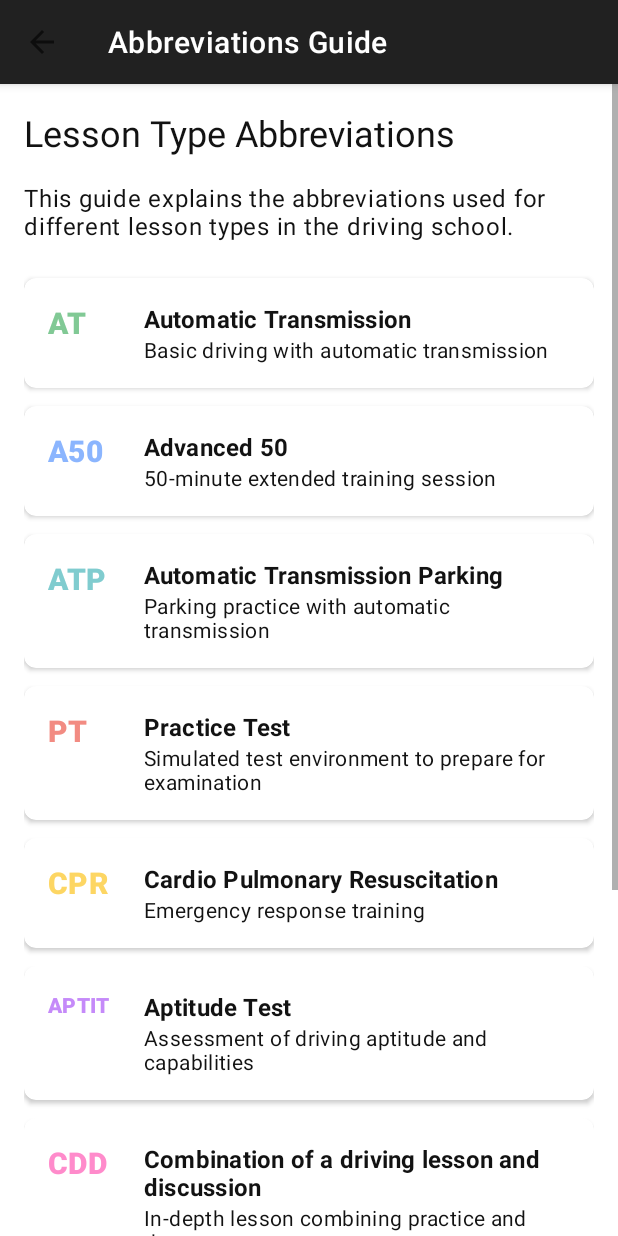
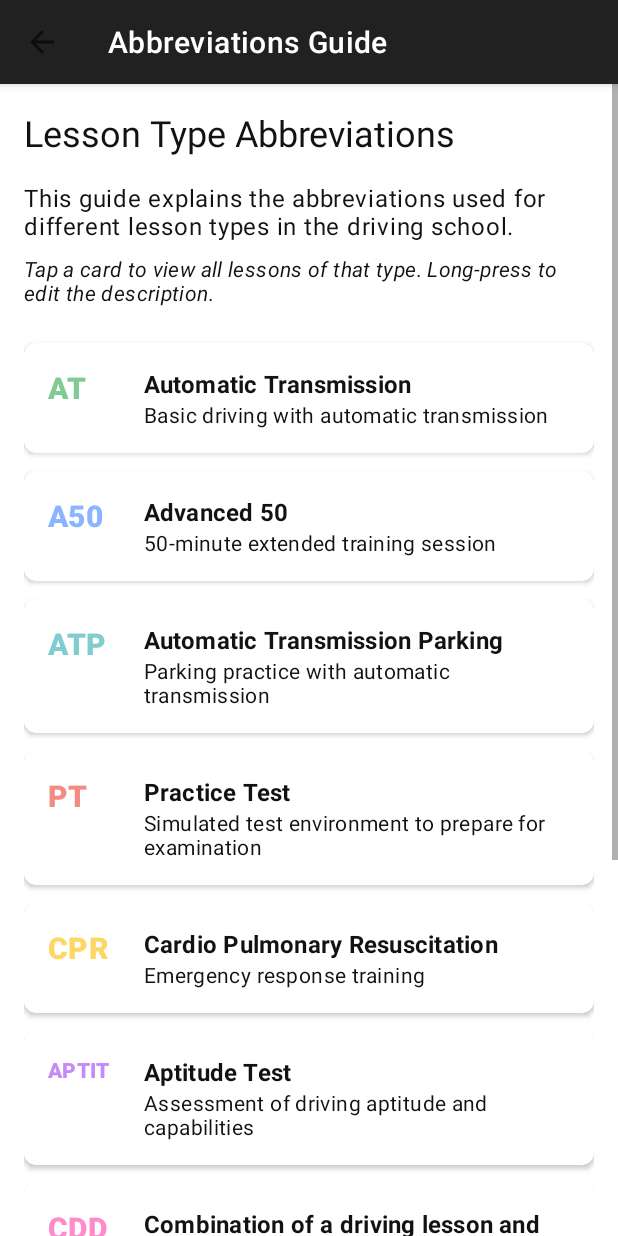
Before and after one commit to ahammedrohit/koyama-scheduler, an Android app: the AbbreviationsGuideActivity screen opened directly, with no data from a screen before it, on a phone screen of 412 x 824 dp. Run offline under Robolectric (Android 15) with nearby library versions, the phone set to English and light mode, and no system bars.

```diff
--- a/app/src/main/res/layout/activity_abbreviations_guide.xml
+++ b/app/src/main/res/layout/activity_abbreviations_guide.xml
@@ -47,6 +47,15 @@
                 android:text="@string/abbreviations_description"
                 android:textAppearance="?attr/textAppearanceBody1"
                 android:textColor="?attr/colorOnBackground"
+                android:layout_marginBottom="8dp" />
+
+            <TextView
+                android:layout_width="match_parent"
+                android:layout_height="wrap_content"
+                android:text="@string/abbreviations_interaction_tip"
+                android:textAppearance="?attr/textAppearanceBody2"
+                android:textColor="?attr/colorOnBackground"
+                android:textStyle="italic"
                 android:layout_marginBottom="24dp" />
 
             <!-- AT - Automatic Transmission -->
--- a/app/src/main/res/values/strings.xml
+++ b/app/src/main/res/values/strings.xml
@@ -156,6 +156,7 @@
     <!-- Abbreviations Guide -->
     <string name="abbreviations_title">Lesson Type Abbreviations</string>
     <string name="abbreviations_description">This guide explains the abbreviations used for different lesson types in the driving school.</string>
+    <string name="abbreviations_interaction_tip">Tap a card to view all lessons of that type. Long-press to edit the description.</string>
 
     <!-- PAPARU CARD -->
     <string name="paparu_card_title">PAPARU CARD</string>
```
Also changed, not shown: app/src/main/java/com/koyama/scheduler/ui/AbbreviationsGuideActivity.java (+18 -0 lines), app/src/main/java/com/koyama/scheduler/ui/AllSchedulesActivity.java (+28 -3 lines).
